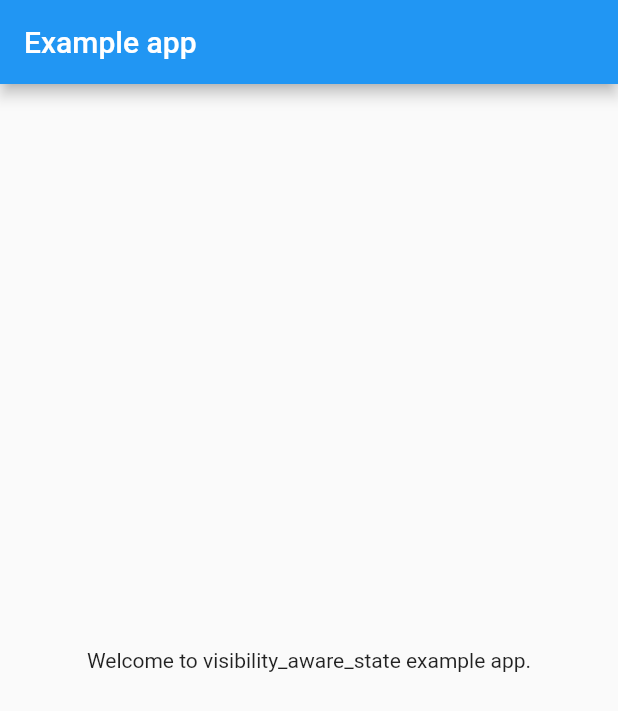
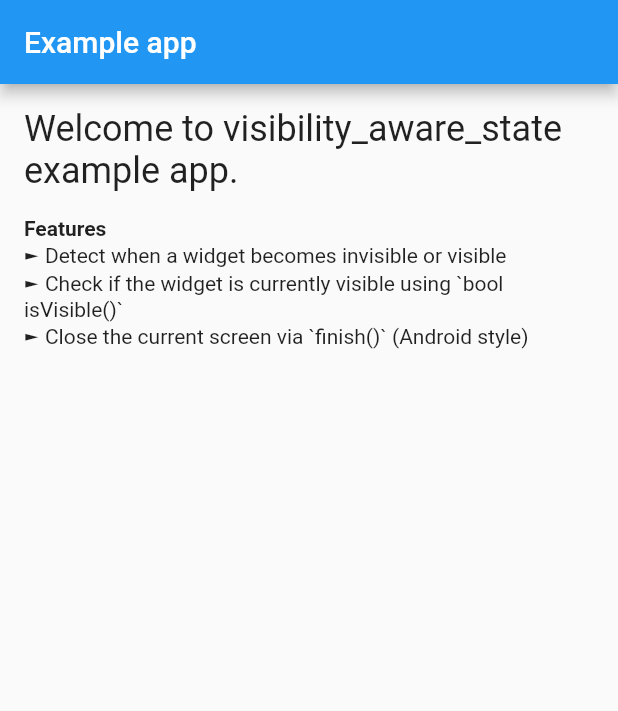
Before and after one commit to timobaehr/visibility_aware_state, a Flutter app: the screen it shows after launch, on a phone screen of 412 x 824 dp. Shown: the top 711 px of the screen. Run offline on Flutter 3.47's test engine with Material 2 defaults, Android fonts, the phone set to English and light mode, and no system bars.

Commit message:
Null safety

```diff
--- a/example/lib/main.dart
+++ b/example/lib/main.dart
@@ -14,17 +14,58 @@ class _ExampleState extends VisibilityAwareState<Example> {
   Widget build(BuildContext context) {
     return Scaffold(
       appBar: AppBar(
+        brightness: Brightness.dark,
         title: Text('Example app'),
       ),
-      body: Center(
-        child: Text('Welcome to visibility_aware_state example app.'),
+      body: SingleChildScrollView(
+        child: Padding(
+          padding: const EdgeInsets.all(16),
+          child: Column(
+            children: [
+              Text('Welcome to visibility_aware_state example app.',
+                style: Theme.of(context).textTheme.headline5),
+              _headline('Features'),
+              _item('Detect when a widget becomes invisible or visible'),
+              _item('Check if the widget is currently visible using `bool isVisible()`'),
+              _item('Close the current screen via `finish()` (Android style)'),
+            ],
+          ),
+        ),
       ),
+    );
+  }
+
+  Widget _headline(String headline) {
+    return Padding(
+      padding: const EdgeInsets.only(top: 16),
+      child: Align(
+        alignment: Alignment.centerLeft,
+        child: Text(headline,
+            style: TextStyle(fontWeight: FontWeight.bold)),
+      ),
+    );
+  }
+
+  Widget _item(String item) {
+    return Align(
+      alignment: Alignment.centerLeft,
+      child: Text('► $item'),
     );
   }
 
   @override
   void onVisibilityChanged(WidgetVisibility visibility) {
-    // TODO: Use visibility
+    switch(visibility) {
+      case WidgetVisibility.VISIBLE:
+        // Like Android's Activity.onResume()
+        break;
+      case WidgetVisibility.INVISIBLE:
+        // Like Android's Activity.onPause()
+        break;
+      case WidgetVisibility.GONE:
+        // Like Android's Activity.onDestroy()
+        break;
+    }
     super.onVisibilityChanged(visibility);
   }
 }
--- /dev/null
+++ b/lib/extensions.dart
@@ -0,0 +1,8 @@
+String enumToString(dynamic enumValue) {
+  assert(enumValue != null, 'The value should never be null.');
+
+  final stringValue = enumValue.toString();
+  assert(stringValue.contains(''), 'Only enum values are supported.');
+
+  return stringValue.split('.').last;
+}
--- a/lib/visibility_aware_state.dart
+++ b/lib/visibility_aware_state.dart
@@ -1,8 +1,9 @@
 import 'package:flutter/services.dart';
 import 'package:flutter/widgets.dart';
+import 'package:visibility_aware_state/extensions.dart';
 
 abstract class VisibilityAwareState<T extends StatefulWidget> extends State<T>
-// ignore: prefer_mixin
+    // ignore: prefer_mixin
     with WidgetsBindingObserver, _StackChangedListener {
 
   VisibilityAwareState();
@@ -13,7 +14,7 @@ abstract class VisibilityAwareState<T extends StatefulWidget> extends State<T>
 
   bool _isWidgetRemoved = false;
 
-  WidgetVisibility _widgetVisibility;
+  WidgetVisibility? _widgetVisibility;
 
   /// Adds [widgetName] to the set.
   ///
@@ -30,6 +31,10 @@ abstract class VisibilityAwareState<T extends StatefulWidget> extends State<T>
     return result;
   }
 
+  /// Removes [widgetName] from the set.
+  ///
+  /// Returns `true` if [widgetName] was in the set, and `false` if not.
+  /// The method has no effect if [widgetName] was not in the set.
   static bool _removeFromStack(String widgetName) {
     final bool result = _widgetStack.remove(widgetName);
     if (result) {
@@ -59,14 +64,14 @@ abstract class VisibilityAwareState<T extends StatefulWidget> extends State<T>
   void initState() {
     super.initState();
     //debugPrint('$runtimeType.initState()');
-    WidgetsBinding.instance.addPostFrameCallback(_onWidgetLoaded);
-    WidgetsBinding.instance.addObserver(this);
+    WidgetsBinding.instance!.addPostFrameCallback(_onWidgetLoaded);
+    WidgetsBinding.instance!.addObserver(this);
   }
 
   void _onWidgetLoaded(_) {
     //debugPrint('$runtimeType.onWidgetLoaded()');
     _listeners.add(this);
-    WidgetsBinding.instance.addPersistentFrameCallback((timeStamp) {
+    WidgetsBinding.instance!.addPersistentFrameCallback((timeStamp) {
       //print(runtimeType);
       if (!_isWidgetRemoved && _addToStack(runtimeType.toString())) {
         //debugPrint('Adding $runtimeType to stack. widgetStack = $_widgetStack');
@@ -77,7 +82,7 @@ abstract class VisibilityAwareState<T extends StatefulWidget> extends State<T>
 
   @override
   void dispose() {
-    WidgetsBinding.instance.removeObserver(this);
+    WidgetsBinding.instance!.removeObserver(this);
     //debugPrint('$runtimeType.dispose()');
     _isWidgetRemoved = true;
     _listeners.remove(this);
@@ -112,10 +117,7 @@ abstract class VisibilityAwareState<T extends StatefulWidget> extends State<T>
       _widgetVisibility = visibility;
       onVisibilityChanged(visibility);
 
-      debugPrint('$runtimeType.onVisibilityChanged(${visibility
-          .toString()
-          .split('.')
-          .last}) - $_widgetStack');
+      debugPrint('$runtimeType.onVisibilityChanged(${enumToString(visibility)}) - $_widgetStack');
     }
   }
 
--- a/pubspec.yaml
+++ b/pubspec.yaml
@@ -1,11 +1,10 @@
 name: visibility_aware_state
 description: A state for StatefulWidgets that is aware of its visibility.
-version: 0.9.2
-author: Timo Baehr<timo.baehr@gmail.com>
+version: 1.0.0
 homepage: https://github.com/timobaehr/visibility_aware_state
 
 environment:
-  sdk: ">=2.7.0 <3.0.0"
+  sdk: '>=2.12.0 <3.0.0'
   flutter: ">=1.17.0"
 
 dependencies:
```
Also changed, not shown: 1 other file.
